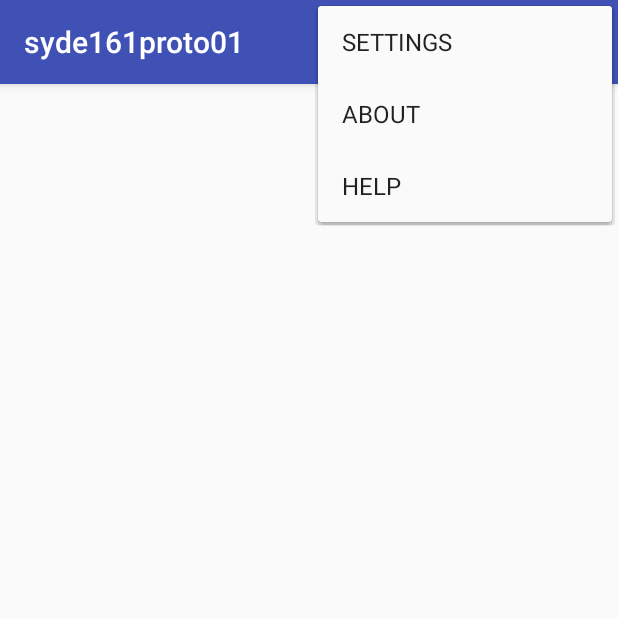
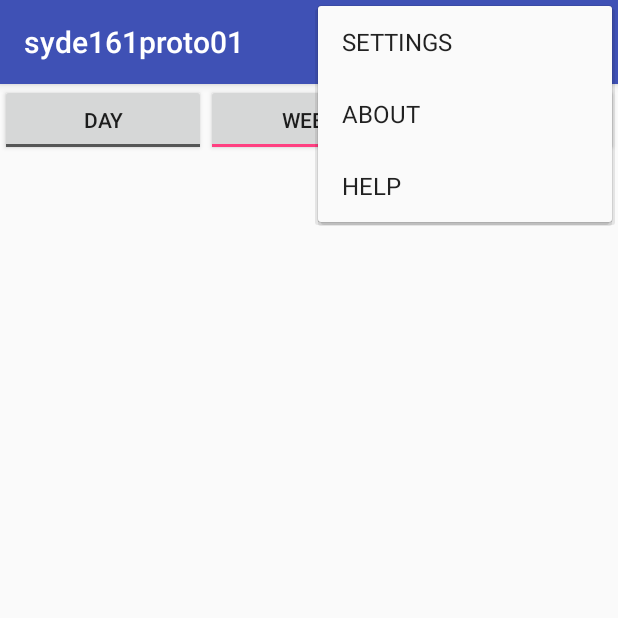
Before and after one commit to Eternali/AndroidProjects, an Android app: the screen it shows after launch (MainActivity), with the options menu open, on a phone screen of 412 x 824 dp, the top half of it. Run offline under Robolectric (Android 15) with nearby library versions, the phone set to English and light mode, and no system bars; 2 statements that could not run were skipped.

Commit message:
fixed toggle buttons

```diff
--- a/syde161proto01/src/main/java/com/example/fa11en/syde161proto01/MainActivity.kt
+++ b/syde161proto01/src/main/java/com/example/fa11en/syde161proto01/MainActivity.kt
@@ -6,14 +6,41 @@ import android.os.Bundle
 import android.view.KeyEvent
 import android.view.Menu
 import android.view.MenuItem
+import android.view.View
+import android.widget.RadioGroup
+import android.widget.ToggleButton
 
 class MainActivity : AppCompatActivity() {
 
+    val displayToggleListener: RadioGroup.OnCheckedChangeListener = RadioGroup.OnCheckedChangeListener { group, checkedId ->
+        for (r in 0..group.childCount) {
+            if (group.getChildAt(r) == null) continue
+            val view: ToggleButton = group.getChildAt(r) as ToggleButton
+            view.isChecked = view.id == checkedId
+        }
+    }
+
     lateinit private var dotMenu: Menu
+    lateinit var displayGroup: RadioGroup
+    lateinit var dayToggle: ToggleButton
+    lateinit var weekToggle: ToggleButton
+    lateinit var monthToggle: ToggleButton
+
+    fun displayToggle (view: View) {
+        displayGroup.clearCheck()
+        displayGroup.check(view.id)
+    }
 
     override fun onCreate(savedInstanceState: Bundle?) {
         super.onCreate(savedInstanceState)
         setContentView(R.layout.activity_main)
+
+        displayGroup = findViewById(R.id.displayToggleGroup)
+        dayToggle = findViewById(R.id.dayToggle)
+        weekToggle = findViewById(R.id.weekToggle)
+        monthToggle = findViewById(R.id.monthToggle)
+
+        displayGroup.setOnCheckedChangeListener(displayToggleListener)
     }
 
     override fun onCreateOptionsMenu(menu: Menu?): Boolean {
--- a/syde161proto01/src/main/java/com/example/fa11en/syde161proto01/SettingsActivity.kt
+++ b/syde161proto01/src/main/java/com/example/fa11en/syde161proto01/SettingsActivity.kt
@@ -13,32 +13,31 @@ import android.widget.ToggleButton
 class SettingsActivity : Activity () {
 
     val displayToggleListener: RadioGroup.OnCheckedChangeListener = RadioGroup.OnCheckedChangeListener { group, checkedId ->
-//        if (group.getChildAt(checkedId) > -1) group.clearCheck()
         for (r in 0..group.childCount) {
+            if (group.getChildAt(r) == null) continue
             val view: ToggleButton = group.getChildAt(r) as ToggleButton
-            if (view.id == checkedId) group.check(checkedId)
+            view.isChecked = view.id == checkedId
         }
-        Log.i("Toggle clicked", Integer.toString(checkedId))
     }
 
+    lateinit var displayGroup: RadioGroup
     lateinit var listToggle: ToggleButton
     lateinit var calToggle: ToggleButton
 
     fun toggleDisplay(view: View) {
-        val group = view.parent as RadioGroup
-        group.clearCheck()
-        group.check((view as ToggleButton).id)
-        Log.i("Toggle clicked", Integer.toString(view.id))
+        displayGroup.clearCheck()
+        displayGroup.check(view.id)
     }
 
     override fun onCreate(savedInstanceState: Bundle?) {
         super.onCreate(savedInstanceState)
         setContentView(R.layout.activity_settings)
 
+        displayGroup = findViewById(R.id.displayToggleGroup)
         listToggle = findViewById(R.id.listToggle)
         calToggle = findViewById(R.id.calendarToggle)
 
-//        findViewById<RadioGroup>(R.id.displayToggleGroup).setOnCheckedChangeListener(displayToggleListener)
+        displayGroup.setOnCheckedChangeListener(displayToggleListener)
     }
 
 }
--- a/syde161proto01/src/main/res/layout/activity_main.xml
+++ b/syde161proto01/src/main/res/layout/activity_main.xml
@@ -6,4 +6,53 @@
     android:layout_height="match_parent"
     tools:context="com.example.fa11en.syde161proto01.MainActivity">
 
+    <RelativeLayout
+        android:id="@+id/overviewLayout"
+        android:layout_width="0dp"
+        android:layout_height="wrap_content"
+        android:layout_marginTop="0dp"
+        app:layout_constraintEnd_toEndOf="parent"
+        app:layout_constraintStart_toStartOf="parent"
+        app:layout_constraintTop_toTopOf="parent">
+
+        <RadioGroup
+            android:id="@+id/overviewLayoutSwitcher"
+            android:layout_width="match_parent"
+            android:layout_height="wrap_content"
+            android:orientation="horizontal">
+        <ToggleButton
+            android:id="@+id/dayToggle"
+            android:layout_weight="0.3"
+            android:layout_width="wrap_content"
+            android:layout_height="wrap_content"
+            android:text="@string/dayToggleText"
+            android:textOff="@string/dayToggleText"
+            android:textOn="@string/dayToggleText"
+            android:checked="false"
+            android:onClick="toggleDisplay" />
+
+        <ToggleButton
+            android:id="@+id/weekToggle"
+            android:layout_weight="0.3"
+            android:layout_width="wrap_content"
+            android:layout_height="wrap_content"
+            android:text="@string/weekToggleText"
+            android:textOff="@string/weekToggleText"
+            android:textOn="@string/weekToggleText"
+            android:checked="true"
+            android:onClick="toggleDisplay" />
+
+        <ToggleButton
+            android:id="@+id/monthToggle"
+            android:layout_weight="0.3"
+            android:layout_width="wrap_content"
+            android:layout_height="wrap_content"
+            android:text="@string/monthToggleText"
+            android:textOff="@string/monthToggleText"
+            android:textOn="@string/monthToggleText"
+            android:checked="false"
+            android:onClick="toggleDisplay" />
+        </RadioGroup>
+
+    </RelativeLayout>
 </android.support.constraint.ConstraintLayout>
--- a/syde161proto01/src/main/res/values/strings.xml
+++ b/syde161proto01/src/main/res/values/strings.xml
@@ -7,4 +7,7 @@
     <string name="displayAsText">Display As</string>
     <string name="listToggleText">List</string>
     <string name="calendarToggleText">Calendar</string>
+    <string name="monthToggleText">MONTH</string>
+    <string name="weekToggleText">WEEK</string>
+    <string name="dayToggleText">DAY</string>
 </resources>
```
